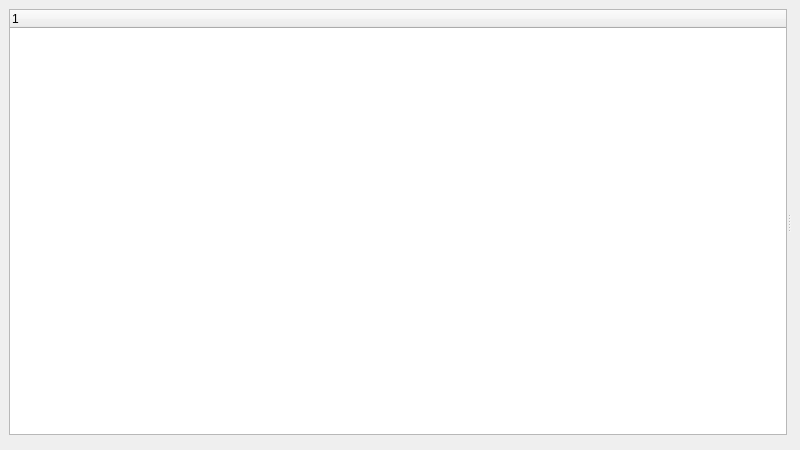
snorkel-marlin-repos/metabrainz_picard_pr_1865_cc27502d-dbd8-406b-9469-5abb9e6b411f, file ui/options.ui: the form before one commit.
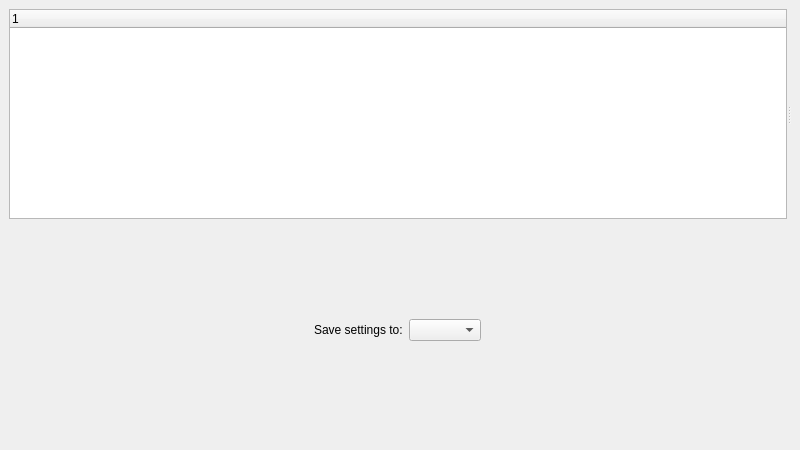
The form after the commit.

Commit message:
PICARD-2239: Allow saving options settings to specified profile
Original PR #1865 by rdswift
Original: https://github.com/metabrainz/picard/pull/1865

```diff
--- a/ui/options.ui
+++ b/ui/options.ui
@@ -36,7 +36,7 @@
      </property>
      <widget class="QTreeWidget" name="pages_tree">
       <property name="sizePolicy">
-       <sizepolicy hsizetype="Ignored" vsizetype="Preferred">
+       <sizepolicy hsizetype="Ignored" vsizetype="Expanding">
         <horstretch>0</horstretch>
         <verstretch>0</verstretch>
        </sizepolicy>
@@ -57,6 +57,70 @@
      </widget>
     </widget>
    </item>
+   <item>
+    <widget class="QFrame" name="profile_frame">
+     <property name="frameShape">
+      <enum>QFrame::NoFrame</enum>
+     </property>
+     <property name="frameShadow">
+      <enum>QFrame::Raised</enum>
+     </property>
+     <property name="lineWidth">
+      <number>0</number>
+     </property>
+     <layout class="QHBoxLayout" name="horizontalLayout_2">
+      <item>
+       <spacer name="horizontalSpacer">
+        <property name="orientation">
+         <enum>Qt::Horizontal</enum>
+        </property>
+        <property name="sizeHint" stdset="0">
+         <size>
+          <width>40</width>
+          <height>20</height>
+         </size>
+        </property>
+       </spacer>
+      </item>
+      <item>
+       <widget class="QLabel" name="label">
+        <property name="sizePolicy">
+         <sizepolicy hsizetype="Preferred" vsizetype="Fixed">
+          <horstretch>0</horstretch>
+          <verstretch>0</verstretch>
+         </sizepolicy>
+        </property>
+        <property name="text">
+         <string>Save settings to:</string>
+        </property>
+       </widget>
+      </item>
+      <item>
+       <widget class="QComboBox" name="save_to_profile">
+        <property name="sizePolicy">
+         <sizepolicy hsizetype="Preferred" vsizetype="Fixed">
+          <horstretch>0</horstretch>
+          <verstretch>0</verstretch>
+         </sizepolicy>
+        </property>
+       </widget>
+      </item>
+      <item>
+       <widget class="QDialogButtonBox" name="profiles_buttonbox">
+        <property name="sizePolicy">
+         <sizepolicy hsizetype="Expanding" vsizetype="Fixed">
+          <horstretch>0</horstretch>
+          <verstretch>0</verstretch>
+         </sizepolicy>
+        </property>
+        <property name="standardButtons">
+         <set>QDialogButtonBox::NoButton</set>
+        </property>
+       </widget>
+      </item>
+     </layout>
+    </widget>
+   </item>
    <item>
     <widget class="QDialogButtonBox" name="buttonbox">
      <property name="orientation">
```
Left out of the diff: 6 changed lines with no effect on the pictures. The commit also changes 8 other files.
